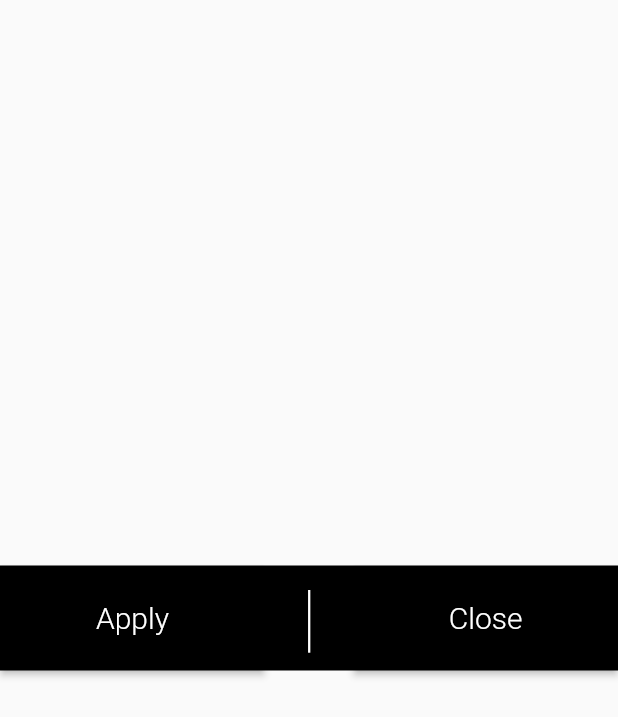
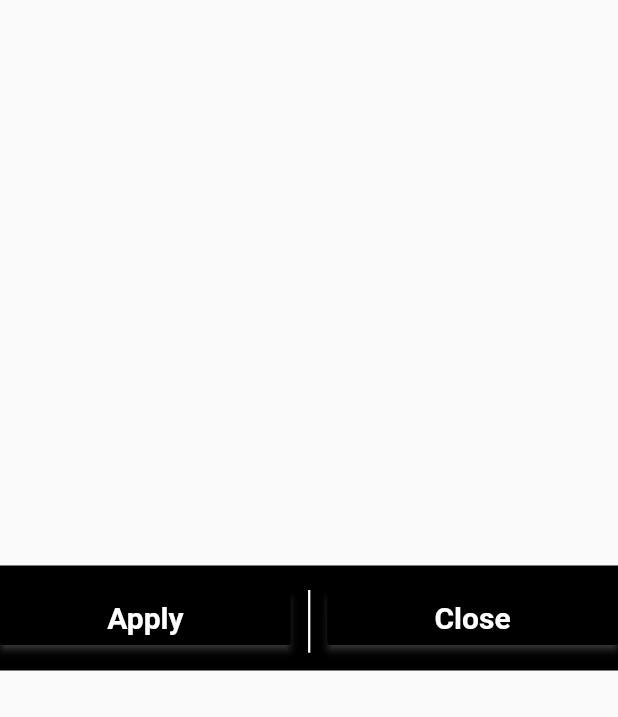
Before and after one commit to anik-ghosh-au7/booksearch_app, a Flutter app: the DrawerButtons widget shown alone on an empty page, opened directly, on a phone screen of 412 x 824 dp. Shown: the top 717 px of the screen. Run offline on Flutter 3.47's test engine with Material 2 defaults, Android fonts, the phone set to English and light mode, and no system bars; missing offline and left inert: flutter_config, flutter_searchbox, searchbase.

Commit message:
custom theme class added, no result found removed

```diff
--- /dev/null
+++ b/lib/custom_theme.dart
@@ -0,0 +1,83 @@
+import 'package:flutter/material.dart';
+
+class CustomTheme {
+  ThemeData get theme => ThemeData(
+        primarySwatch: Colors.blue,
+        visualDensity: VisualDensity.adaptivePlatformDensity,
+        primaryColorDark: Colors.black,
+        primaryColorLight: Colors.white,
+        unselectedWidgetColor: Colors.black12,
+        shadowColor: Colors.grey,
+        secondaryHeaderColor: Colors.black54,
+        indicatorColor: Colors.redAccent[100],
+        selectedRowColor: Colors.black12.withOpacity(0.025),
+        accentColor: Colors.blue.withOpacity(0.5),
+        splashColor: Colors.redAccent[100],
+        accentIconTheme: IconThemeData(
+          size: 25.0,
+          color: Colors.white,
+        ),
+        sliderTheme: SliderThemeData(
+          activeTrackColor: Colors.blueGrey,
+          inactiveTrackColor: Colors.black45,
+          trackHeight: 3.0,
+          thumbColor: Colors.blueGrey,
+          thumbShape: RoundSliderThumbShape(enabledThumbRadius: 8.0),
+          overlayColor: Colors.black.withAlpha(54),
+          overlayShape: RoundSliderOverlayShape(overlayRadius: 14.0),
+          valueIndicatorShape: PaddleSliderValueIndicatorShape(),
+          valueIndicatorColor: Colors.black45,
+          valueIndicatorTextStyle: TextStyle(
+            color: Colors.white,
+          ),
+        ),
+        iconTheme: IconThemeData(
+          color: Colors.amber,
+        ),
+        textTheme: TextTheme(
+          headline1: TextStyle(
+              fontSize: 20, color: Colors.blue, fontWeight: FontWeight.bold),
+          headline2: TextStyle(
+            fontSize: 20,
+            color: Colors.black54,
+            fontWeight: FontWeight.bold,
+          ),
+          headline3: TextStyle(
+            fontSize: 20,
+            color: Colors.white,
+            fontWeight: FontWeight.bold,
+          ),
+          headline4: TextStyle(
+            color: Colors.blueGrey,
+            fontSize: 18,
+            fontWeight: FontWeight.bold,
+          ),
+          headline5: TextStyle(
+            color: Colors.black,
+            fontSize: 15,
+          ),
+          headline6: TextStyle(
+            color: Colors.black54,
+            fontSize: 12.0,
+            fontWeight: FontWeight.bold,
+          ),
+          subtitle1: TextStyle(
+            fontSize: 25,
+            color: Colors.black54,
+            fontWeight: FontWeight.bold,
+          ),
+          subtitle2: TextStyle(
+            fontSize: 20,
+            color: Colors.black54,
+          ),
+          bodyText1: TextStyle(
+            color: Colors.black87,
+          ),
+          bodyText2: TextStyle(
+            fontSize: 18,
+            color: Colors.black54,
+            letterSpacing: 0.8,
+          ),
+        ),
+      );
+}
--- a/lib/drawer_buttons.dart
+++ b/lib/drawer_buttons.dart
@@ -17,25 +17,19 @@ class _DrawerButtonsState extends State<DrawerButtons> {
         child: Align(
           alignment: Alignment.center,
           child: Container(
-            color: Colors.black,
+            color: Theme.of(context).primaryColorDark,
             height: 70,
             child: Center(
               child: Row(
                 mainAxisAlignment: MainAxisAlignment.center,
                 children: [
                   Expanded(
-                    flex: 6,
+                    flex: 8,
                     child: RaisedButton(
-                      padding: EdgeInsets.symmetric(
-                          horizontal: 10.0, vertical: 23.0),
-                      color: Colors.black,
+                      color: Theme.of(context).primaryColorDark,
                       child: Text(
                         'Apply',
-                        style: TextStyle(
-                          fontSize: 20.0,
-                          fontWeight: FontWeight.w300,
-                          color: Colors.white,
-                        ),
+                        style: Theme.of(context).textTheme.headline3,
                       ),
                       onPressed: () {
                         searchWidgetState['author-filter'].triggerCustomQuery();
@@ -48,33 +42,24 @@ class _DrawerButtonsState extends State<DrawerButtons> {
                     ),
                   ),
                   Expanded(
-                    flex: 2,
                     child: Align(
                       alignment: Alignment.center,
                       child: RichText(
                         text: TextSpan(
                           text: '|',
-                          style: TextStyle(
-                              color: Colors.white,
-                              fontSize: 50,
-                              fontWeight: FontWeight.w100),
+                          style: Theme.of(context).textTheme.headline3.copyWith(
+                              fontSize: 50, fontWeight: FontWeight.w200),
                         ),
                       ),
                     ),
                   ),
                   Expanded(
-                    flex: 6,
+                    flex: 8,
                     child: RaisedButton(
-                      padding: EdgeInsets.symmetric(
-                          horizontal: 10.0, vertical: 23.0),
-                      color: Colors.black,
+                      color: Theme.of(context).primaryColorDark,
                       child: Text(
                         'Close',
-                        style: TextStyle(
-                          fontSize: 20.0,
-                          fontWeight: FontWeight.w300,
-                          color: Colors.white,
-                        ),
+                        style: Theme.of(context).textTheme.headline3,
                       ),
                       onPressed: () {
                         Navigator.pop(context);
```
Also changed, not shown: lib/author_filter.dart (+8 -26 lines), lib/filter_chip.dart (+6 -7 lines), lib/main.dart (+8 -20 lines), lib/publication_year_filter.dart (+8 -35 lines), lib/ratings_filter.dart (+8 -13 lines), lib/result_card.dart (+6 -20 lines), lib/result_description.dart (+7 -10 lines), lib/results.dart (+17 -23 lines), lib/selected_filters.dart (+7 -6 lines).
